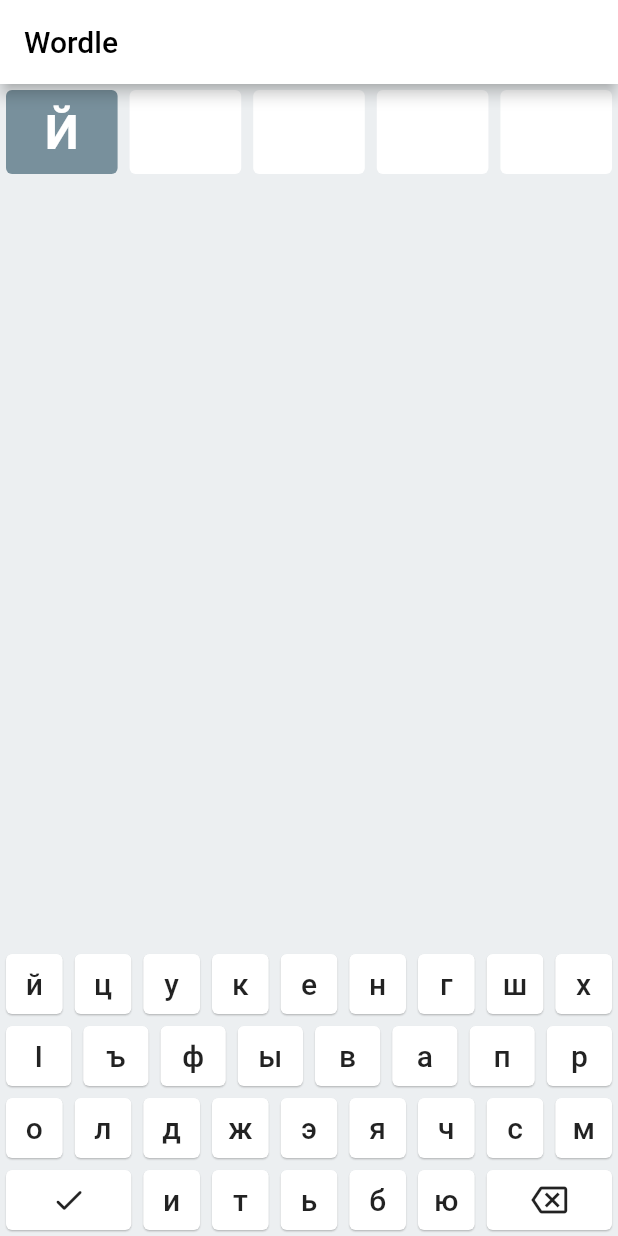
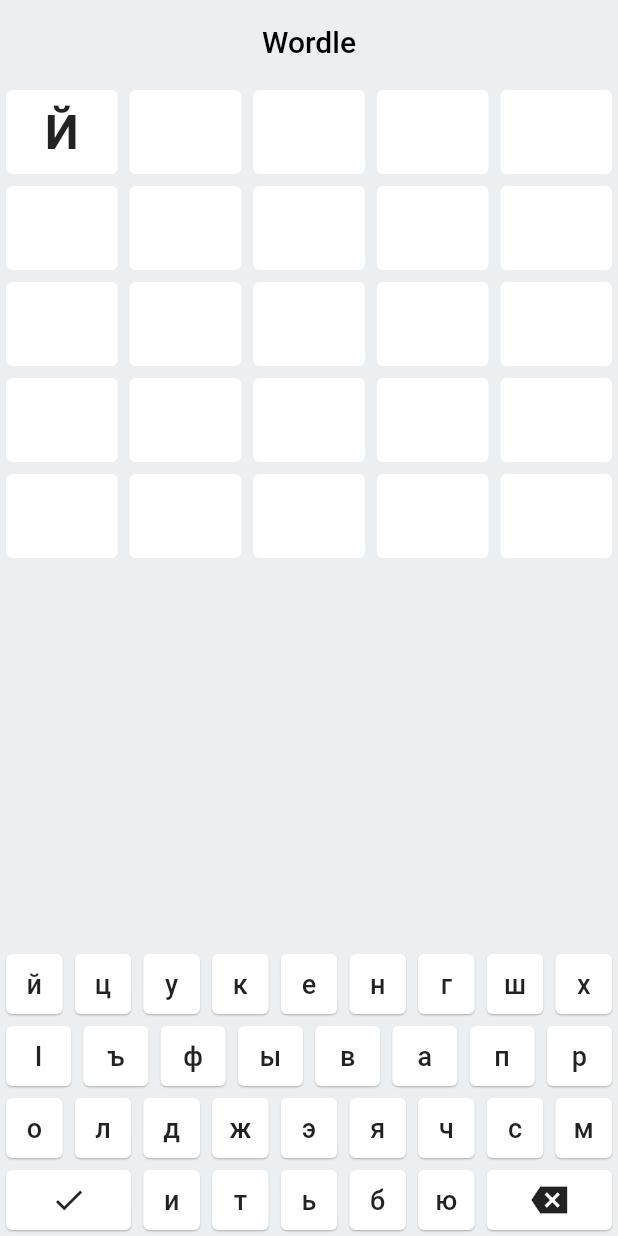
Before and after one commit to raxysstudios/mecel, a Flutter app: the screen it shows after launch, after a tap on an icon or button, on a phone screen of 412 x 824 dp. Run offline on Flutter 3.47's test engine with Material 2 defaults, Android fonts, the phone set to English and light mode, and no system bars; our stand-ins replace google_fonts.

```diff
--- a/lib/config/keyboard_layouts.dart
+++ b/lib/config/keyboard_layouts.dart
@@ -1,4 +1,4 @@
-final lezgi_layout = [
+const lezgiRows = [
   'йцукенгшх',
   'ӏъфывапр',
   'олджэячсм',
--- a/lib/config/themes.dart
+++ /dev/null
@@ -1,13 +0,0 @@
-import 'package:flutter/material.dart';
-
-import './themes/dark.dart';
-import './themes/light.dart';
-
-class Themes {
-  final ThemeData light;
-  final ThemeData dark;
-
-  Themes(ColorScheme scheme)
-      : light = getLightTheme(scheme),
-        dark = getDarkTheme(scheme);
-}
--- a/lib/main.dart
+++ b/lib/main.dart
@@ -1,10 +1,10 @@
 import 'package:flutter/material.dart';
+import 'package:wordle/config/dark_theme.dart';
 import 'package:wordle/config/keyboard_layouts.dart';
-import 'package:wordle/keyboard_input.dart';
-import 'package:wordle/word_attempt.dart';
+import 'package:wordle/config/light_theme.dart';
+import 'package:wordle/modules/play/screens/play.dart';
 
-import 'config/themes.dart';
-import 'input_key.dart';
+import 'modules/home/screens/splash.dart';
 
 void main() {
   runApp(const MyApp());
@@ -16,80 +16,23 @@ class MyApp extends StatelessWidget {
   @override
   Widget build(BuildContext context) {
     final colorScheme = Theme.of(context).colorScheme;
-    final themes = Themes(colorScheme);
     return MaterialApp(
       title: 'Wordle',
-      theme: themes.light,
-      darkTheme: themes.dark,
-      home: const MyHomePage(),
-    );
-  }
-}
-
-class MyHomePage extends StatefulWidget {
-  const MyHomePage({Key? key}) : super(key: key);
-
-  @override
-  State<MyHomePage> createState() => _MyHomePageState();
-}
-
-class _MyHomePageState extends State<MyHomePage> {
-  final maxRows = 5;
-  final currentAttempt = 2;
-  var text = "";
-
-  late InputLayout layout;
-
-  @override
-  void initState() {
-    super.initState();
-    layout = lezgi_layout
-        .map((w) => w.characters.map((c) => InputKey(c)).toList())
-        .toList();
-    layout.last = [
-      InputKey(
-        null,
-        flex: 2,
-        icon: Icons.check_rounded,
-        callback: () {},
-      ),
-      ...layout.last,
-      InputKey(
-        null,
-        flex: 2,
-        icon: Icons.backspace_outlined,
-        callback: () {
-          if (text.isNotEmpty) {
-            setState(() {
-              text = text.substring(0, text.length - 1);
-            });
-          }
-        },
-      ),
-    ];
-  }
-
-  @override
-  Widget build(BuildContext context) {
-    return Scaffold(
-      appBar: AppBar(
-        title: const Text('Wordle'),
-      ),
-      body: Column(
-        mainAxisAlignment: MainAxisAlignment.spaceBetween,
-        children: [
-          WordAttempt(
-            length: 5,
-            text: text,
-            check: 'лезги',
+      theme: getLightTheme(colorScheme),
+      darkTheme: getDarkTheme(colorScheme),
+      home: SplashScreen(
+        title: 'Wordle',
+        future: Future.sync(() => null),
+        onLoaded: (context) => Navigator.pushReplacement<void, void>(
+          context,
+          MaterialPageRoute(
+            builder: (context) => const PlayScreen(
+              layoutStrings: lezgiRows,
+              word: 'lezgi',
+              maxAttempts: 5,
+            ),
           ),
-          KeyboardInput(
-            layout: layout,
-            textCallback: (c) => setState(() {
-              text += c;
-            }),
-          ),
-        ],
+        ),
       ),
     );
   }
--- /dev/null
+++ b/lib/modules/home/screens/splash.dart
@@ -0,0 +1,60 @@
+import 'package:flutter/material.dart';
+import 'package:flutter/scheduler.dart';
+
+import '../widgets/raxys_logo.dart';
+
+class SplashScreen extends StatelessWidget {
+  const SplashScreen({
+    required this.title,
+    required this.future,
+    required this.onLoaded,
+    this.minDuration = const Duration(seconds: 1),
+    Key? key,
+  }) : super(key: key);
+
+  final Duration minDuration;
+  final String title;
+  final Future<void> future;
+  final void Function(BuildContext) onLoaded;
+
+  @override
+  Widget build(BuildContext context) {
+    return FutureBuilder(
+      future: Future.wait<void>([
+        Future.delayed(minDuration),
+        future,
+      ]),
+      builder: (context, snapshot) {
+        if (snapshot.connectionState == ConnectionState.done) {
+          SchedulerBinding.instance?.addPostFrameCallback(
+            (_) => onLoaded(context),
+          );
+        }
+        return Material(
+          child: SafeArea(
+            child: Column(
+              mainAxisAlignment: MainAxisAlignment.center,
+              children: [
+                const RaxysLogo(size: 256),
+                Text(
+                  title,
+                  style: const TextStyle(
+                    fontSize: 36,
+                    fontWeight: FontWeight.bold,
+                  ),
+                ),
+                const Text('Made with honor in'),
+                const Text(
+                  'North Caucasus',
+                  style: TextStyle(
+                    fontWeight: FontWeight.w500,
+                  ),
+                ),
+              ],
+            ),
+          ),
+        );
+      },
+    );
+  }
+}
--- /dev/null
+++ b/lib/modules/home/widgets/raxys_logo.dart
@@ -0,0 +1,34 @@
+import 'package:flutter/material.dart';
+
+class RaxysLogo extends StatelessWidget {
+  const RaxysLogo({
+    this.size = 24,
+    this.opacity = 1,
+    this.scale = 1,
+    Key? key,
+  }) : super(key: key);
+
+  final double scale;
+  final double size;
+  final double opacity;
+
+  @override
+  Widget build(BuildContext context) {
+    return SizedBox.square(
+      dimension: size,
+      child: Transform.scale(
+        scale: scale,
+        child: Opacity(
+          opacity: opacity,
+          child: Image.asset(
+            Theme.of(context).brightness == Brightness.dark
+                ? 'assets/raxys_dark.png'
+                : 'assets/raxys_light.png',
+            isAntiAlias: true,
+            filterQuality: FilterQuality.high,
+          ),
+        ),
+      ),
+    );
+  }
+}
--- /dev/null
+++ b/lib/modules/play/screens/play.dart
@@ -0,0 +1,87 @@
+import 'package:flutter/material.dart';
+import 'package:google_fonts/google_fonts.dart';
+import 'package:wordle/modules/play/models/input_key.dart';
+import 'package:wordle/modules/play/utils.dart';
+
+import '../widgets/keyboard_input.dart';
+import '../widgets/word_attempt.dart';
+
+class PlayScreen extends StatefulWidget {
+  const PlayScreen({
+    required this.layoutStrings,
+    required this.word,
+    required this.maxAttempts,
+    Key? key,
+  }) : super(key: key);
+
+  final List<String> layoutStrings;
+  final String word;
+  final int maxAttempts;
+
+  @override
+  _PlayScreenState createState() => _PlayScreenState();
+}
+
+class _PlayScreenState extends State<PlayScreen> {
+  final List<String> attempts = [''];
+  late final InputLayout layout = layoutFromStrings(
+    strings: widget.layoutStrings,
+    backspace: () {
+      final text = attempts.last;
+      if (text.isNotEmpty) {
+        setState(() {
+          attempts.last = text.substring(0, text.length - 1);
+        });
+      }
+    },
+    done: () {
+      if (attempts.last.length == widget.word.length &&
+          attempts.length < widget.maxAttempts) {
+        setState(() {
+          attempts.add('');
+        });
+      }
+    },
+  );
+
+  @override
+  Widget build(BuildContext context) {
+    return Scaffold(
+      appBar: AppBar(
+        title: Center(
+          child: Text(
+            'Wordle',
+            style: GoogleFonts.firaMono(
+              fontWeight: FontWeight.w500,
+            ),
+          ),
+        ),
+        elevation: 0,
+        backgroundColor: Colors.transparent,
+      ),
+      body: Column(
+        children: [
+          for (var i = 0; i < widget.maxAttempts; i++)
+            WordAttempt(
+              length: widget.word.length,
+              text: i < attempts.length ? attempts[i] : '',
+              check: i < attempts.length - 1 ? widget.word : null,
+            ),
+          const Expanded(
+            child: SizedBox(),
+          ),
+          KeyboardInput(
+            layout: layout,
+            textCallback: (c) {
+              if (attempts.last.length < widget.word.length) {
+                setState(() {
+                  attempts.last += c;
+                });
+              }
+            },
+          ),
+        ],
+      ),
+    );
+  }
+}
--- /dev/null
+++ b/lib/modules/play/utils.dart
@@ -0,0 +1,29 @@
+import 'package:flutter/material.dart';
+
+import 'models/input_key.dart';
+
+InputLayout layoutFromStrings({
+  required List<String> strings,
+  required VoidCallback backspace,
+  required VoidCallback done,
+}) {
+  final layout = strings
+      .map((s) => s.characters.map((c) => InputKey(c)).toList())
+      .toList();
+  layout.last = [
+    InputKey(
+      null,
+      flex: 2,
+      icon: Icons.check_sharp,
+      callback: done,
+    ),
+    ...layout.last,
+    InputKey(
+      null,
+      flex: 2,
+      icon: Icons.backspace_sharp,
+      callback: backspace,
+    ),
+  ];
+  return layout;
+}
--- a/lib/keyboard_input.dart
+++ b/lib/modules/play/widgets/keyboard_input.dart
@@ -1,7 +1,7 @@
 import 'package:flutter/material.dart';
 import 'package:google_fonts/google_fonts.dart';
 
-import 'input_key.dart';
+import '../models/input_key.dart';
 
 class KeyboardInput extends StatelessWidget {
   const KeyboardInput({
@@ -40,7 +40,7 @@ class KeyboardInput extends StatelessWidget {
                                     key.text!,
                                     style: GoogleFonts.firaMono(
                                       fontWeight: FontWeight.w500,
-                                      fontSize: 20,
+                                      fontSize: 18,
                                     ),
                                   ),
                           ),
--- a/lib/word_attempt.dart
+++ b/lib/modules/play/widgets/word_attempt.dart
@@ -4,14 +4,14 @@ import 'package:google_fonts/google_fonts.dart';
 class WordAttempt extends StatelessWidget {
   const WordAttempt({
     required this.length,
-    required this.text,
+    this.text = '',
     this.check,
     Key? key,
   }) : super(key: key);
 
-  final String? check;
   final int length;
   final String text;
+  final String? check;
 
   @override
   Widget build(BuildContext context) {
@@ -24,14 +24,16 @@ class WordAttempt extends StatelessWidget {
               child: Builder(builder: (context) {
                 final char = i < text.length ? text[i] : '';
                 Color? color;
+
                 if (check != null && char.isNotEmpty) {
-                  final j = check?.indexOf(char);
+                  final j = check!.indexOf(char);
                   color = j == -1
                       ? Colors.blueGrey.shade400
                       : j == i
                           ? Colors.green.shade400
                           : Colors.amber.shade400;
                 }
+
                 return Card(
                   color: color,
                   elevation: 0,
--- a/pubspec.yaml
+++ b/pubspec.yaml
@@ -19,3 +19,5 @@ dev_dependencies:
 
 flutter:
   uses-material-design: true
+  assets:
+    - assets/
```
Also changed, not shown: assets/raxys_dark.png (added), assets/raxys_light.png (added), lib/config/dark_theme.dart (renamed from lib/config/themes/dark.dart), lib/config/light_theme.dart (renamed from lib/config/themes/light.dart), lib/modules/play/models/input_key.dart (renamed from lib/input_key.dart), lib/shared/widgets/raxys_logo.dart (added).
